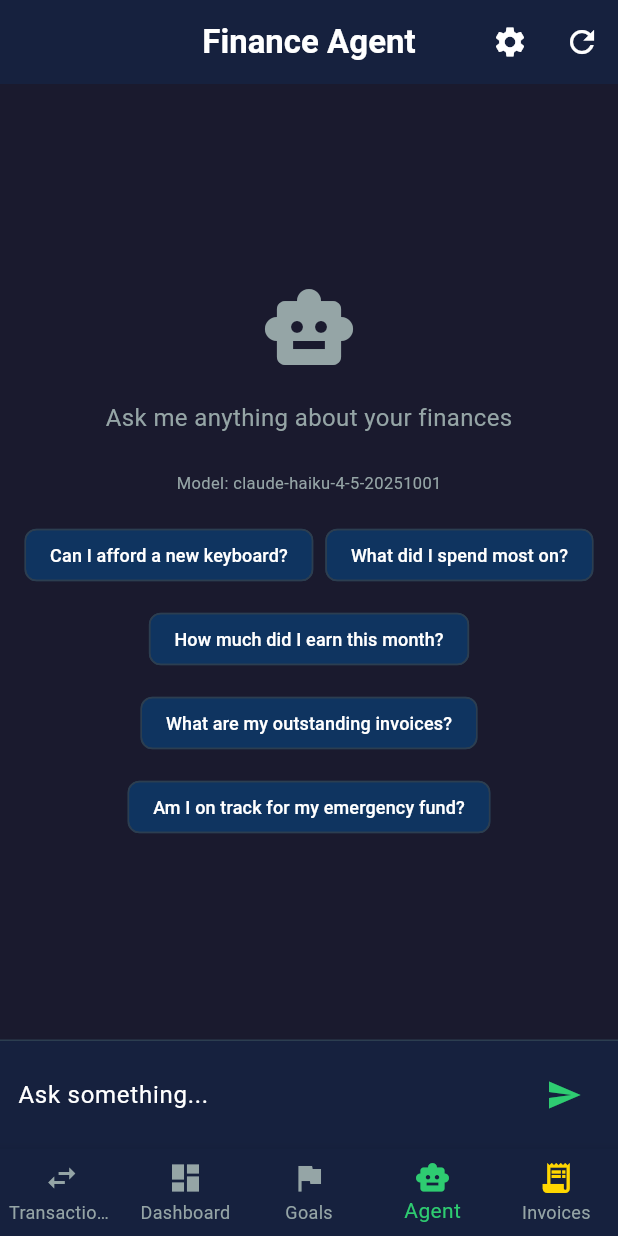
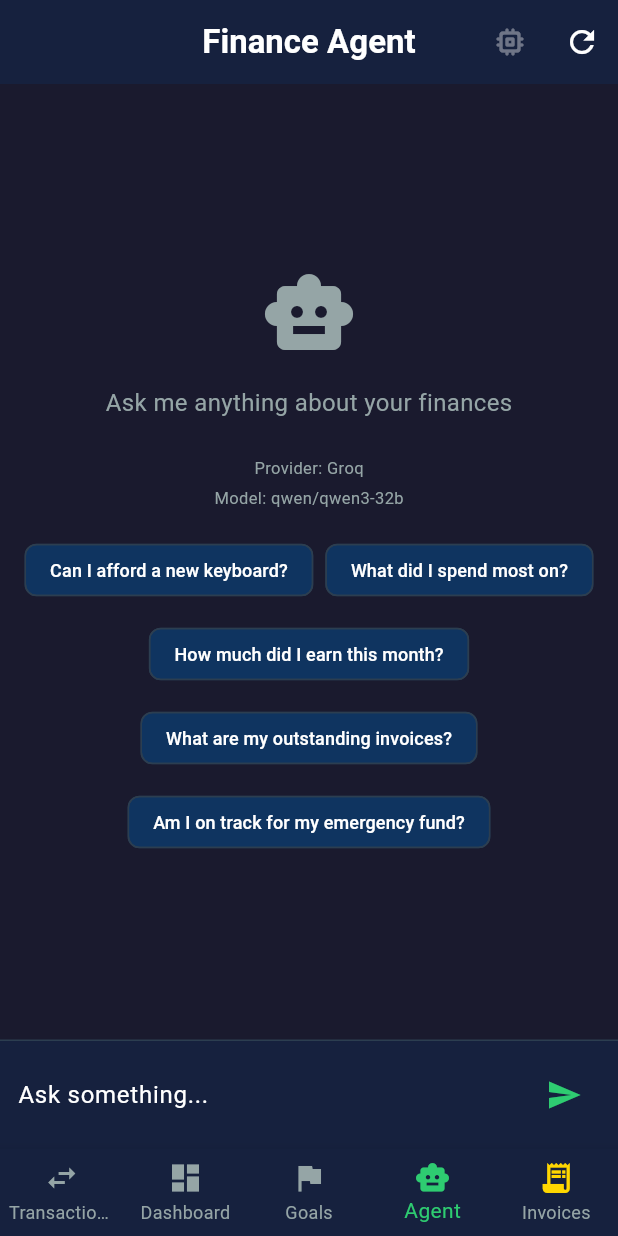
Before and after one commit to maybemnv/Financial-Tracker, a Flutter app: the screen it shows after launch, item 4 of the bottom bar chosen, after a tap on the "send" icon, on a phone screen of 412 x 824 dp. Run offline on Flutter 3.47's test engine with Material 3 defaults, Android fonts, the phone set to English and light mode, and no system bars; our stand-ins replace fl_chart, flutter_dotenv, flutter_riverpod, supabase_flutter; missing offline and left inert: another_telephony; accounts and stored records are empty; network calls fail.

Commit message:
Switch finance agent to Groq Qwen 32B

```diff
--- a/lib/core/constants.dart
+++ b/lib/core/constants.dart
@@ -3,10 +3,19 @@ import 'package:flutter_dotenv/flutter_dotenv.dart';
 class AppConstants {
   static String get supabaseUrl => dotenv.env['SUPABASE_URL'] ?? '';
   static String get supabaseAnonKey => dotenv.env['SUPABASE_ANON_KEY'] ?? '';
-  static String get claudeApiKey => dotenv.env['CLAUDE_API_KEY'] ?? '';
-  static const String claudeApiUrl = 'https://api.anthropic.com/v1/messages';
+  static String get groqApiKey => dotenv.env['GROQ_API_KEY'] ?? '';
+  static const String groqApiUrl =
+      'https://api.groq.com/openai/v1/chat/completions';
+  static const String agentModel = 'qwen/qwen3-32b';
   static const String appName = 'Finance Tracker';
   static const List<String> categories = [
-    'Food', 'Travel', 'Shopping', 'Work', 'Family', 'Health', 'Subscriptions', 'Other',
+    'Food',
+    'Travel',
+    'Shopping',
+    'Work',
+    'Family',
+    'Health',
+    'Subscriptions',
+    'Other',
   ];
 }
--- a/lib/features/agent/agent_chat_screen.dart
+++ b/lib/features/agent/agent_chat_screen.dart
@@ -13,7 +13,7 @@ class _AgentChatScreenState extends State<AgentChatScreen> {
   final _messages = <_ChatMessage>[];
   final _inputCtrl = TextEditingController();
   final _scrollCtrl = ScrollController();
-  final _claude = ClaudeService();
+  final _agent = ClaudeService();
   bool _isLoading = false;
 
   @override
@@ -30,12 +30,12 @@ class _AgentChatScreenState extends State<AgentChatScreen> {
   }
 
   Future<void> _loadHistory() async {
-    await _claude.ready;
+    await _agent.ready;
     if (!mounted) return;
     setState(() {
       _messages
         ..clear()
-        ..addAll(_claude.visibleMessages().map(
+        ..addAll(_agent.visibleMessages().map(
               (message) => _ChatMessage(
                 text: message.text,
                 isUser: message.isUser,
@@ -50,31 +50,10 @@ class _AgentChatScreenState extends State<AgentChatScreen> {
       appBar: AppBar(
         title: const Text('Finance Agent'),
         actions: [
-          PopupMenuButton<ClaudeModel>(
-            icon: const Icon(Icons.settings),
-            onSelected: (m) => setState(() => _claude.model = m),
-            itemBuilder: (_) => [
-              PopupMenuItem(
-                value: ClaudeModel.haiku45,
-                child: Row(
-                  children: [
-                    Icon(Icons.check, size: 16, color: _claude.model == ClaudeModel.haiku45 ? AppTheme.primaryGreen : Colors.transparent),
-                    const SizedBox(width: 8),
-                    const Text('Haiku 4.5 (default)'),
-                  ],
-                ),
-              ),
-              PopupMenuItem(
-                value: ClaudeModel.sonnet4,
-                child: Row(
-                  children: [
-                    Icon(Icons.check, size: 16, color: _claude.model == ClaudeModel.sonnet4 ? AppTheme.primaryGreen : Colors.transparent),
-                    const SizedBox(width: 8),
-                    const Text('Sonnet 4 (best)'),
-                  ],
-                ),
-              ),
-            ],
+          const IconButton(
+            icon: Icon(Icons.memory_rounded),
+            tooltip: 'Using Groq with qwen/qwen3-32b',
+            onPressed: null,
           ),
           IconButton(
             icon: const Icon(Icons.refresh),
@@ -82,7 +61,7 @@ class _AgentChatScreenState extends State<AgentChatScreen> {
               setState(() {
                 _messages.clear();
               });
-              await _claude.reset();
+              await _agent.reset();
             },
           ),
         ],
@@ -97,11 +76,20 @@ class _AgentChatScreenState extends State<AgentChatScreen> {
                   child: Column(
                     mainAxisSize: MainAxisSize.min,
                     children: [
-                      const Icon(Icons.smart_toy, size: 64, color: AppTheme.textSecondary),
+                      const Icon(Icons.smart_toy,
+                          size: 64, color: AppTheme.textSecondary),
                       const SizedBox(height: 16),
-                      const Text('Ask me anything about your finances', style: TextStyle(color: AppTheme.textSecondary, fontSize: 16)),
+                      const Text('Ask me anything about your finances',
+                          style: TextStyle(
+                              color: AppTheme.textSecondary, fontSize: 16)),
                       const SizedBox(height: 24),
-                      Text('Model: ${_claude.model.apiName}', style: const TextStyle(color: AppTheme.textSecondary, fontSize: 11)),
+                      const Text('Provider: Groq',
+                          style: TextStyle(
+                              color: AppTheme.textSecondary, fontSize: 11)),
+                      const SizedBox(height: 4),
+                      Text('Model: ${_agent.modelName}',
+                          style: const TextStyle(
+                              color: AppTheme.textSecondary, fontSize: 11)),
                       const SizedBox(height: 16),
                       Wrap(
                         spacing: 8,
@@ -129,16 +117,22 @@ class _AgentChatScreenState extends State<AgentChatScreen> {
                 itemBuilder: (context, index) {
                   final msg = _messages[index];
                   return Align(
-                    alignment: msg.isUser ? Alignment.centerRight : Alignment.centerLeft,
+                    alignment: msg.isUser
+                        ? Alignment.centerRight
+                        : Alignment.centerLeft,
                     child: Container(
                       margin: const EdgeInsets.only(bottom: 12),
                       padding: const EdgeInsets.all(12),
-                      constraints: BoxConstraints(maxWidth: MediaQuery.of(context).size.width * 0.8),
+                      constraints: BoxConstraints(
+                          maxWidth: MediaQuery.of(context).size.width * 0.8),
                       decoration: BoxDecoration(
-                        color: msg.isUser ? AppTheme.primaryGreen.withAlpha(40) : AppTheme.darkCard,
+                        color: msg.isUser
+                            ? AppTheme.primaryGreen.withAlpha(40)
+                            : AppTheme.darkCard,
                         borderRadius: BorderRadius.circular(12),
                       ),
-                      child: Text(msg.text, style: const TextStyle(color: AppTheme.textPrimary)),
+                      child: Text(msg.text,
+                          style: const TextStyle(color: AppTheme.textPrimary)),
                     ),
                   );
                 },
@@ -147,7 +141,10 @@ class _AgentChatScreenState extends State<AgentChatScreen> {
           if (_isLoading)
             const Padding(
               padding: EdgeInsets.only(bottom: 8),
-              child: SizedBox(width: 20, height: 20, child: CircularProgressIndicator(strokeWidth: 2)),
+              child: SizedBox(
+                  width: 20,
+                  height: 20,
+                  child: CircularProgressIndicator(strokeWidth: 2)),
             ),
           Container(
             padding: const EdgeInsets.all(12),
@@ -170,7 +167,8 @@ class _AgentChatScreenState extends State<AgentChatScreen> {
                 ),
                 IconButton(
                   icon: const Icon(Icons.send, color: AppTheme.primaryGreen),
-                  onPressed: _isLoading ? null : () => _sendMessage(_inputCtrl.text),
+                  onPressed:
+                      _isLoading ? null : () => _sendMessage(_inputCtrl.text),
                 ),
               ],
             ),
@@ -198,7 +196,7 @@ class _AgentChatScreenState extends State<AgentChatScreen> {
     _inputCtrl.clear();
 
     try {
-      final response = await _claude.ask(text);
+      final response = await _agent.ask(text);
       if (mounted) {
         setState(() {
           _messages.add(_ChatMessage(text: response, isUser: false));
@@ -214,7 +212,8 @@ class _AgentChatScreenState extends State<AgentChatScreen> {
     } catch (e) {
       if (mounted) {
         setState(() {
-          _messages.add(_ChatMessage(text: 'Sorry, I could not process that: $e', isUser: false));
+          _messages.add(_ChatMessage(
+              text: 'Sorry, I could not process that: $e', isUser: false));
         });
       }
     } finally {
--- a/lib/features/agent/claude_service.dart
+++ b/lib/features/agent/claude_service.dart
@@ -4,22 +4,6 @@ import 'package:http/http.dart' as http;
 
 import '../../core/constants.dart';
 import '../../core/supabase.dart';
-
-enum ClaudeModel {
-  haiku45,
-  sonnet4,
-}
-
-extension ClaudeModelName on ClaudeModel {
-  String get apiName {
-    switch (this) {
-      case ClaudeModel.haiku45:
-        return 'claude-haiku-4-5-20251001';
-      case ClaudeModel.sonnet4:
-        return 'claude-sonnet-4-20250514';
-    }
-  }
-}
 
 class ClaudeVisibleMessage {
   const ClaudeVisibleMessage({
@@ -34,27 +18,35 @@ class ClaudeVisibleMessage {
 class ClaudeService {
   static const _tools = [
     {
+      'type': 'function',
+      'function': {
         'name': 'get_accounts',
         'description':
             'List all financial accounts (SBI, Kotak, PayPal, Cash, investments) with their current balance derived from transactions.',
-      'input_schema': {
+        'parameters': {
           'type': 'object',
           'properties': {},
         },
       },
+    },
     {
+      'type': 'function',
+      'function': {
         'name': 'get_net_worth',
         'description': 'Get total net worth across all accounts.',
-      'input_schema': {
+        'parameters': {
           'type': 'object',
           'properties': {},
         },
       },
+    },
     {
+      'type': 'function',
+      'function': {
         'name': 'get_transactions',
         'description':
             'Query transactions with optional filters. Returns amount, type, category, merchant, tags, date, and flow direction.',
-      'input_schema': {
+        'parameters': {
           'type': 'object',
           'properties': {
             'type': {
@@ -83,10 +75,14 @@ class ClaudeService {
           },
         },
       },
+    },
     {
+      'type': 'function',
+      'function': {
         'name': 'get_category_breakdown',
-      'description': 'Get spending broken down by category for a given period.',
-      'input_schema': {
+        'description':
+            'Get spending broken down by category for a given period.',
+        'parameters': {
           'type': 'object',
           'properties': {
             'days': {
@@ -96,11 +92,14 @@ class ClaudeService {
           },
         },
       },
+    },
     {
+      'type': 'function',
+      'function': {
         'name': 'get_cashflow_summary',
         'description':
             'Get income, spending, investments, and savings for a specific month or rolling day window. PayPal payout/deposit inflows count as earnings.',
-      'input_schema': {
+        'parameters': {
           'type': 'object',
           'properties': {
             'month': {
@@ -119,52 +118,68 @@ class ClaudeService {
           },
         },
       },
+    },
     {
+      'type': 'function',
+      'function': {
         'name': 'get_goals',
         'description':
             'List all savings goals with target amount, amount allocated, and percent funded.',
-      'input_schema': {
+        'parameters': {
           'type': 'object',
           'properties': {},
         },
       },
+    },
     {
+      'type': 'function',
+      'function': {
         'name': 'get_invoices',
         'description':
             'Get freelance invoice summary: total invoiced, received via PayPal, received via bank, outstanding per client.',
-      'input_schema': {
+        'parameters': {
           'type': 'object',
           'properties': {},
         },
       },
+    },
     {
+      'type': 'function',
+      'function': {
         'name': 'get_recurring_expenses',
         'description':
             'List recurring/monthly expenses (subscriptions, SIPs, etc.) and their total monthly commitment.',
-      'input_schema': {
+        'parameters': {
           'type': 'object',
           'properties': {},
         },
       },
+    },
     {
+      'type': 'function',
+      'function': {
         'name': 'get_recurring_income',
         'description':
             'List expected recurring income and its approximate monthly total.',
-      'input_schema': {
+        'parameters': {
           'type': 'object',
           'properties': {},
         },
       },
+    },
     {
+      'type': 'function',
+      'function': {
         'name': 'get_monthly_snapshots',
         'description':
             'Get monthly income, expenses, savings, and investment history from pre-computed snapshots.',
-      'input_schema': {
+        'parameters': {
           'type': 'object',
           'properties': {
             'months': {
               'type': 'number',
               'description': 'Number of past months to return (default 12)'
+            },
           },
         },
       },
@@ -176,27 +191,20 @@ class ClaudeService {
   late final Future<void> _loadFuture = _loadLastSession();
 
   String? _sessionId;
-  ClaudeModel model = ClaudeModel.haiku45;
 
   Future<void> get ready => _loadFuture;
+  String get modelName => AppConstants.agentModel;
 
   List<ClaudeVisibleMessage> visibleMessages() {
     final visible = <ClaudeVisibleMessage>[];
     for (final message in _messages) {
-      final role = message['role'];
-      final content = message['content'];
-      if (role == 'user' && content is String) {
-        visible.add(ClaudeVisibleMessage(text: content, isUser: true));
-      } else if (role == 'assistant' && content is List) {
-        final text = content
-            .whereType<Map>()
-            .where((block) => block['type'] == 'text')
-            .map((block) => block['text'] as String? ?? '')
-            .where((text) => text.isNotEmpty)
-            .join('\n');
-        if (text.isNotEmpty) {
+      final role = message['role'] as String?;
+      final text = _extractVisibleText(message['content']);
+      if (text.isEmpty) continue;
+      if (role == 'user') {
+        visible.add(ClaudeVisibleMessage(text: text, isUser: true));
+      } else if (role == 'assistant') {
         visible.add(ClaudeVisibleMessage(text: text, isUser: false));
-        }
       }
     }
     return visible;
@@ -214,15 +222,12 @@ class ClaudeService {
 
     for (var turn = 0; turn < 10; turn++) {
       final body = {
-        'model': model.apiName,
+        'model': modelName,
         'max_tokens': 2048,
-        'system': 'You are a personal finance assistant. You have access to financial data through tools. '
-            'Use the tools to gather the information you need to answer the user\'s question. '
-            'Treat PayPal payout or deposit inflows as earnings. '
-            'Use recurring income and recurring expense tools for affordability and runway questions. '
-            'Be concise, specific, and cite actual numbers.',
+        'temperature': 0.2,
         'messages': _messages,
         'tools': _tools,
+        'tool_choice': 'auto',
       };
 
       http.Response response;
@@ -239,30 +244,37 @@ class ClaudeService {
       }
 
       final data = jsonDecode(response.body) as Map<String, dynamic>;
-      final content = data['content'] as List<dynamic>;
-      final stopReason = data['stop_reason'] as String?;
-
-      if (content.isNotEmpty) {
-        _messages.add({'role': 'assistant', 'content': content});
+      final choices = (data['choices'] as List<dynamic>? ?? const []);
+      if (choices.isEmpty) {
+        await _persistMessages();
+        return 'Error: Groq returned no choices.';
       }
 
-      if (stopReason == 'end_turn' || stopReason == 'stop') {
-        final texts = content
-            .where((c) => (c as Map)['type'] == 'text')
-            .map((c) => (c as Map)['text'] as String)
-            .join('\n');
-        await _persistMessages();
-        return texts;
-      }
+      final choice = Map<String, dynamic>.from(choices.first as Map);
+      final message =
+          Map<String, dynamic>.from(choice['message'] as Map? ?? const {});
+      final assistantText = _extractVisibleText(message['content']);
+      final toolCalls =
+          (message['tool_calls'] as List<dynamic>? ?? const []).map((call) {
+        return Map<String, dynamic>.from(call as Map);
+      }).toList();
 
-      if (stopReason == 'tool_use') {
-        final toolResults = <Map<String, dynamic>>[];
-        for (final block in content) {
-          if ((block as Map)['type'] != 'tool_use') continue;
+      if (toolCalls.isNotEmpty) {
+        _messages.add({
+          'role': 'assistant',
+          'content': assistantText,
+          'tool_calls': toolCalls,
+        });
 
-          final toolName = block['name'] as String;
-          final toolInput = block['input'] as Map<String, dynamic>? ?? {};
-          final toolId = block['id'] as String;
+        for (final toolCall in toolCalls) {
+          final function = Map<String, dynamic>.from(
+            toolCall['function'] as Map? ?? const {},
+          );
+          final toolName = function['name'] as String? ?? '';
+          final toolId = toolCall['id'] as String? ?? '';
+          final toolInput = _decodeToolArguments(
+            function['arguments'] as String?,
+          );
 
           String result;
           try {
@@ -271,20 +283,23 @@ class ClaudeService {
             result = 'Error executing $toolName: $e';
           }
 
-          toolResults.add({
-            'type': 'tool_result',
-            'tool_use_id': toolId,
+          _messages.add({
+            'role': 'tool',
+            'tool_call_id': toolId,
             'content': result,
           });
-        }
-
-        if (toolResults.isNotEmpty) {
-          _messages.add({'role': 'user', 'content': toolResults});
         }
         continue;
       }
 
-      break;
+      if (assistantText.isNotEmpty) {
+        _messages.add({'role': 'assistant', 'content': assistantText});
+        await _persistMessages();
+        return assistantText;
+      }
+
+      await _persistMessages();
+      return 'I could not complete that request. Please try rephrasing.';
     }
 
     await _persistMessages();
@@ -306,11 +321,63 @@ class ClaudeService {
       if (stored is List) {
         _messages
           ..clear()
-          ..addAll(stored.map((m) => Map<String, dynamic>.from(m as Map)));
+          ..addAll(_normalizeStoredMessages(stored));
       }
     } catch (_) {
       // Persistence must never block the agent if the migration is not applied.
     }
+  }
+
+  List<Map<String, dynamic>> _normalizeStoredMessages(List<dynamic> raw) {
+    final normalized = <Map<String, dynamic>>[];
+
+    for (final item in raw) {
+      if (item is! Map) continue;
+      final message = Map<String, dynamic>.from(item);
+      final role = message['role'] as String?;
+      if (role == null) continue;
+
+      if (role == 'user') {
+        final text = _extractVisibleText(message['content']);
+        if (text.isNotEmpty) {
+          normalized.add({'role': 'user', 'content': text});
+        }
+        continue;
+      }
+
+      if (role == 'assistant') {
+        final toolCalls =
+            (message['tool_calls'] as List<dynamic>? ?? const []).map((call) {
+          return Map<String, dynamic>.from(call as Map);
+        }).toList();
+        final text = _extractVisibleText(message['content']);
+
+        if (toolCalls.isNotEmpty) {
+          normalized.add({
+            'role': 'assistant',
+            'content': text,
+            'tool_calls': toolCalls,
+          });
+        } else if (text.isNotEmpty) {
+          normalized.add({'role': 'assistant', 'content': text});
+        }
+        continue;
+      }
+
+      if (role == 'tool') {
+        final content = _extractVisibleText(message['content']);
+        final toolCallId = message['tool_call_id'] as String?;
+        if (content.isNotEmpty && toolCallId != null && toolCallId.isNotEmpty) {
+          normalized.add({
+            'role': 'tool',
+            'tool_call_id': toolCallId,
+            'content': content,
+          });
+        }
+      }
+    }
+
+    return normalized;
   }
 
   Future<void> _persistMessages() async {
@@ -340,11 +407,10 @@ class ClaudeService {
     for (var attempt = 0; attempt < 3; attempt++) {
       try {
         final response = await http.post(
-          Uri.parse(AppConstants.claudeApiUrl),
+          Uri.parse(AppConstants.groqApiUrl),
           headers: {
             'Content-Type': 'application/json',
-            'x-api-key': AppConstants.claudeApiKey,
-            'anthropic-version': '2023-06-01',
+            'Authorization': 'Bearer ${AppConstants.groqApiKey}',
           },
           body: jsonEncode(body),
         );
@@ -365,7 +431,46 @@ class ClaudeService {
     if (lastResponse != null) {
       return lastResponse;
     }
-    throw Exception(lastError ?? 'Claude request failed');
+    throw Exception(lastError ?? 'Groq request failed');
+  }
+
+  Map<String, dynamic> _decodeToolArguments(String? raw) {
+    if (raw == null || raw.trim().isEmpty) {
+      return <String, dynamic>{};
+    }
+
+    try {
+      final decoded = jsonDecode(raw);
+      if (decoded is Map<String, dynamic>) {
+        return decoded;
+      }
+      if (decoded is Map) {
+        return decoded.map(
+          (key, value) => MapEntry(key.toString(), value),
+        );
+      }
+    } catch (_) {}
+    return <String, dynamic>{};
+  }
+
+  String _extractVisibleText(dynamic content) {
+    if (content is String) {
+      return content.trim();
+    }
+    if (content is List) {
+      return content
+          .whereType<Map>()
+          .map((block) => Map<String, dynamic>.from(block))
+          .where((block) {
+            final type = block['type'] as String?;
+            return type == null || type == 'text';
+          })
+          .map((block) => block['text'] as String? ?? '')
+          .where((text) => text.trim().isNotEmpty)
+          .join('\n')
+          .trim();
+    }
+    return '';
   }
 
   Future<String> _executeTool(String name, Map<String, dynamic> input) async {
```
Also changed, not shown: 1 other file. Lines whose indentation alone changed are shown as unchanged.
